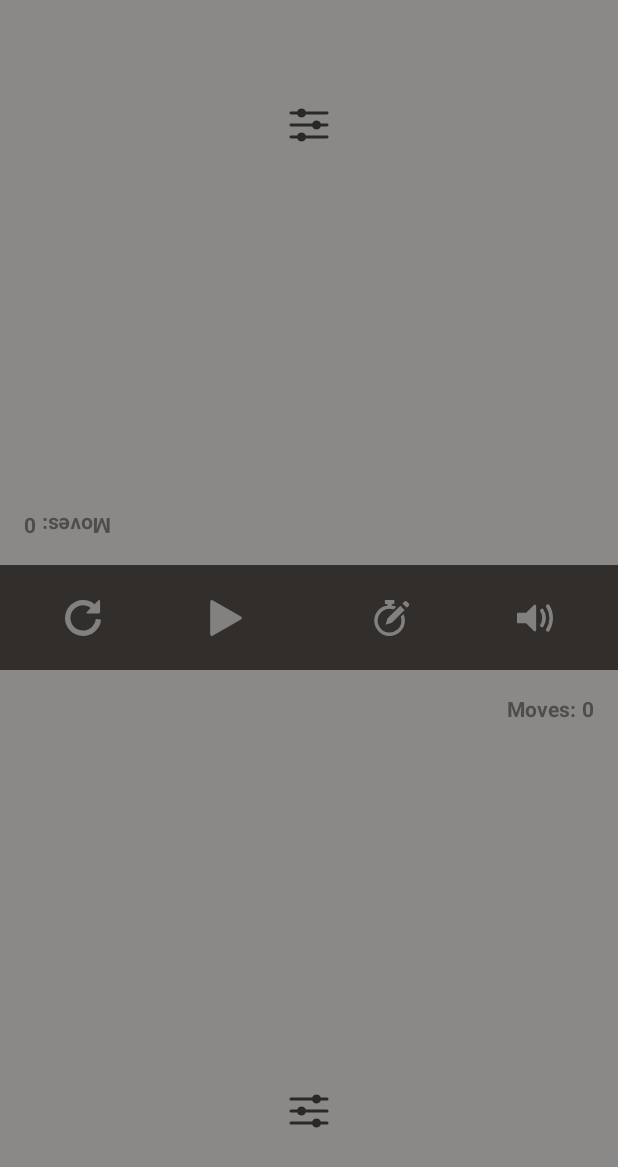
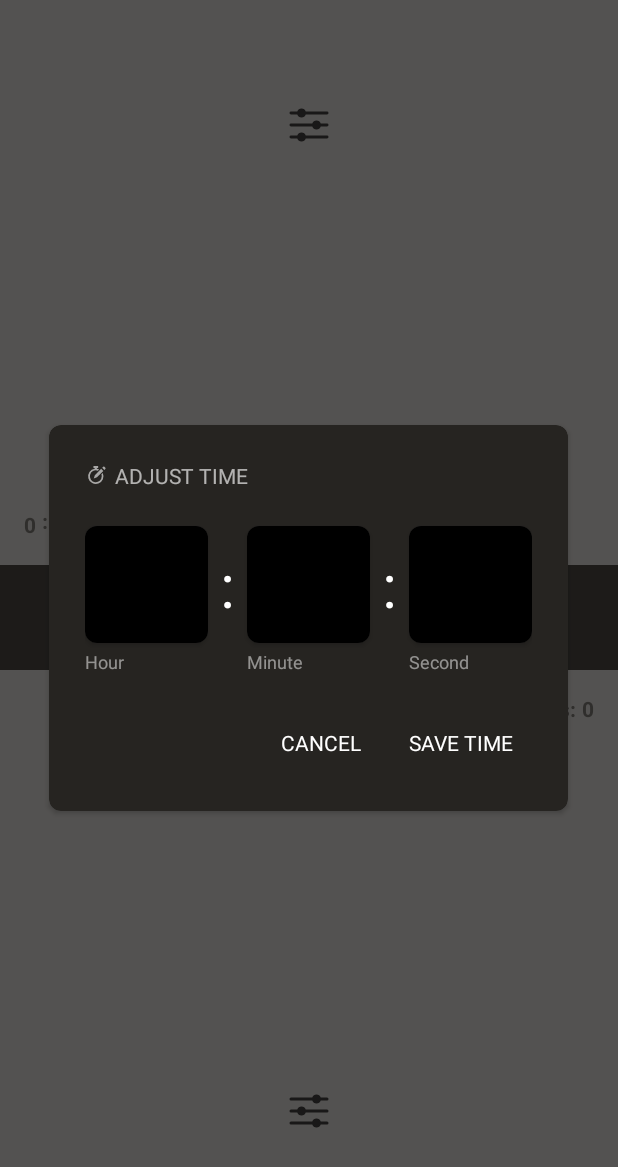
Before and after one commit to ChessCom/android-chessclock, an Android app: the screen it shows after launch (ClockTimersActivity), after a tap on an icon or button, on a phone screen of 412 x 824 dp. Shown: the top 1167 px of the screen. Run offline under Robolectric (Android 15) with nearby library versions, the phone set to English and light mode, and no system bars; 4 statements that could not run were skipped.

```diff
--- a/app/src/main/java/com/chess/clock/activities/ClockTimersActivity.java
+++ b/app/src/main/java/com/chess/clock/activities/ClockTimersActivity.java
@@ -23,6 +23,7 @@ import androidx.annotation.NonNull;
 import androidx.fragment.app.DialogFragment;
 
 import com.chess.clock.R;
+import com.chess.clock.dialog.AdjustTimeDialogFragment;
 import com.chess.clock.engine.CountDownTimer;
 import com.chess.clock.engine.Stage;
 import com.chess.clock.engine.TimeControlParser;
@@ -485,7 +486,10 @@ public class ClockTimersActivity extends BaseActivity {
 
             @Override
             public void onClickOptions() {
-// todo
+                Long currentTime = 0L;//todo
+                AdjustTimeDialogFragment
+                        .newInstance(currentTime, true)
+                        .show(getSupportFragmentManager(), AdjustTimeDialogFragment.TAG);
             }
         });
         playerTwoButton.setClockButtonClickListener(new ClockButton.ClockClickListener() {
@@ -496,7 +500,10 @@ public class ClockTimersActivity extends BaseActivity {
 
             @Override
             public void onClickOptions() {
-// todo
+                Long currentTime = 0L;//todo
+                AdjustTimeDialogFragment
+                        .newInstance(currentTime, false)
+                        .show(getSupportFragmentManager(), AdjustTimeDialogFragment.TAG);
             }
         });
         clockMenu.setListener(new ClockMenu.MenuClickListener() {
--- a/app/src/main/java/com/chess/clock/dialog/AdjustTimeDialogFragment.java
+++ b/app/src/main/java/com/chess/clock/dialog/AdjustTimeDialogFragment.java
@@ -1,4 +1,10 @@
 package com.chess.clock.dialog;
+
+import android.os.Bundle;
+import android.view.View;
+
+import androidx.annotation.NonNull;
+import androidx.annotation.Nullable;
 
 import com.chess.clock.R;
 
@@ -12,4 +18,30 @@ public class AdjustTimeDialogFragment extends FullScreenDialogFragment {
     int layoutRes() {
         return R.layout.dialog_fragment_adjust_time;
     }
+
+    @Override
+    public int bgColorRes() {
+        return R.color.black_40;
+    }
+
+    public static AdjustTimeDialogFragment newInstance(Long time, Boolean firstPlayer) {
+
+        Bundle args = new Bundle();
+        args.putBoolean(ARG_FIRST_PLAYER_KEY, firstPlayer);
+        args.putLong(ARG_TIME_KEY, time);
+
+        AdjustTimeDialogFragment fragment = new AdjustTimeDialogFragment();
+        fragment.setArguments(args);
+        return fragment;
+    }
+
+    @Override
+    public void onViewCreated(@NonNull View view, @Nullable Bundle savedInstanceState) {
+        super.onViewCreated(view, savedInstanceState);
+        view.findViewById(R.id.saveBtn).setOnClickListener(v -> {
+            // todo call activity interface
+            dismissAllowingStateLoss();
+        });
+        view.findViewById(R.id.cancelBtn).setOnClickListener(v -> dismissAllowingStateLoss());
+    }
 }
--- a/app/src/main/java/com/chess/clock/dialog/FullScreenDialogFragment.java
+++ b/app/src/main/java/com/chess/clock/dialog/FullScreenDialogFragment.java
@@ -18,6 +18,10 @@ import com.chess.clock.R;
 abstract class FullScreenDialogFragment extends DialogFragment {
     abstract int layoutRes();
 
+    public int bgColorRes(){
+        return R.color.windowBackground;
+    }
+
     @Nullable
     @Override
     public View onCreateView(@NonNull LayoutInflater inflater, @Nullable ViewGroup container, @Nullable Bundle savedInstanceState) {
@@ -32,7 +36,7 @@ abstract class FullScreenDialogFragment extends DialogFragment {
         content.setLayoutParams(new ViewGroup.LayoutParams(ViewGroup.LayoutParams.MATCH_PARENT, ViewGroup.LayoutParams.MATCH_PARENT));
         dialog.setContentView(content);
         dialog.getWindow().setBackgroundDrawable(
-                new ColorDrawable(ContextCompat.getColor(requireContext(), R.color.windowBackground))
+                new ColorDrawable(ContextCompat.getColor(requireContext(), bgColorRes()))
         );
         dialog.getWindow().setLayout(ViewGroup.LayoutParams.MATCH_PARENT, ViewGroup.LayoutParams.MATCH_PARENT);
         return dialog;
--- a/app/src/main/res/drawable/ic_edit_time_small.xml
+++ b/app/src/main/res/drawable/ic_edit_time_small.xml
@@ -1,15 +1,15 @@
 <vector xmlns:android="http://schemas.android.com/apk/res/android"
-    android:width="14dp"
-    android:height="14dp"
+    android:width="16dp"
+    android:height="16dp"
     android:autoMirrored="true"
     android:viewportWidth="32"
     android:viewportHeight="32">
     <path
-        android:fillAlpha="0.4"
+        android:fillAlpha="0.6"
         android:fillColor="#fff"
         android:pathData="m11.672,20.52 l4.293,-1.4 8.467,-8.48 -2.867,-2.88 -8.48,8.48 -1.413,4.28zM27.104,6.267l-0.586,-0.574 -0.6,-0.586a1.08,1.08 0,0 0,-0.84 -0.374,1.214 1.214,0 0,0 -0.894,0.374l-1.2,1.213 2.88,2.88 1.24,-1.2a1.186,1.186 0,0 0,0.36 -0.867,1.334 1.334,0 0,0 -0.36,-0.866z" />
     <path
-        android:fillAlpha="0.4"
+        android:fillAlpha="0.6"
         android:fillColor="#fff"
         android:pathData="M21.87,15.16a8,8 0,0 1,0.426 2.667,7.907 7.907,0 1,1 -5.226,-7.507l1.773,-1.773a10.414,10.414 0,0 0,-3.013 -0.92v-0.96h1.693V4H11.27v2.667h1.693V7.6a10.24,10.24 0,1 0,10.667 5.747l-1.76,1.813z" />
 </vector>
--- a/app/src/main/res/layout/dialog_fragment_adjust_time.xml
+++ b/app/src/main/res/layout/dialog_fragment_adjust_time.xml
@@ -4,7 +4,7 @@
     xmlns:tools="http://schemas.android.com/tools"
     android:layout_width="match_parent"
     android:layout_height="match_parent"
-    android:background="@color/white_65">
+    tools:background="@color/white_20">
 
     <androidx.cardview.widget.CardView
         android:layout_width="wrap_content"
@@ -19,27 +19,32 @@
             android:layout_margin="@dimen/margin_large">
 
             <TextView
+                android:id="@+id/titleTv"
                 android:layout_width="wrap_content"
                 android:layout_height="wrap_content"
                 android:layout_marginBottom="@dimen/margin_large"
+                android:drawablePadding="@dimen/margin_x_small"
                 android:text="@string/adjust_time"
                 android:textAllCaps="true"
                 android:textColor="@color/white_65"
                 android:textSize="@dimen/text_size_default"
-                app:drawableStart="@drawable/ic_edit_time_small"
+                app:drawableStartCompat="@drawable/ic_edit_time_small"
                 app:layout_constraintBottom_toTopOf="@id/hoursCard"
-                app:layout_constraintStart_toStartOf="@id/hoursCard" />
+                app:layout_constraintStart_toStartOf="@id/hoursCard"
+                app:layout_constraintTop_toTopOf="parent"
+                app:layout_constraintVertical_chainStyle="packed" />
 
             <androidx.cardview.widget.CardView
                 android:id="@+id/hoursCard"
                 android:layout_width="wrap_content"
                 android:layout_height="wrap_content"
                 app:cardCornerRadius="@dimen/default_radius"
-                app:layout_constraintBottom_toBottomOf="parent"
+                app:layout_constraintBottom_toBottomOf="@id/hourLabel"
                 app:layout_constraintEnd_toStartOf="@id/hourColon"
                 app:layout_constraintHorizontal_chainStyle="packed"
                 app:layout_constraintStart_toStartOf="parent"
-                app:layout_constraintTop_toTopOf="parent">
+                app:layout_constraintTop_toBottomOf="@id/titleTv"
+                app:layout_constraintVertical_chainStyle="packed">
 
                 <EditText
                     android:id="@+id/hoursEt"
@@ -69,11 +74,11 @@
                 android:layout_width="wrap_content"
                 android:layout_height="wrap_content"
                 app:cardCornerRadius="@dimen/default_radius"
-                app:layout_constraintBottom_toBottomOf="parent"
+                app:layout_constraintBottom_toBottomOf="@id/hoursCard"
                 app:layout_constraintEnd_toStartOf="@id/minutesColon"
                 app:layout_constraintHorizontal_chainStyle="packed"
                 app:layout_constraintStart_toEndOf="@id/hourColon"
-                app:layout_constraintTop_toTopOf="parent">
+                app:layout_constraintTop_toTopOf="@id/hoursCard">
 
                 <EditText
                     android:id="@+id/minutesEt"
@@ -103,11 +108,11 @@
                 android:layout_width="wrap_content"
                 android:layout_height="wrap_content"
                 app:cardCornerRadius="@dimen/default_radius"
-                app:layout_constraintBottom_toBottomOf="parent"
+                app:layout_constraintBottom_toBottomOf="@id/hoursCard"
                 app:layout_constraintEnd_toEndOf="parent"
                 app:layout_constraintHorizontal_chainStyle="packed"
                 app:layout_constraintStart_toEndOf="@id/minutesColon"
-                app:layout_constraintTop_toTopOf="parent">
+                app:layout_constraintTop_toTopOf="@id/hoursCard">
 
                 <EditText
                     android:id="@+id/secondsEt"
@@ -164,6 +169,7 @@
                 android:textAllCaps="true"
                 android:textColor="@color/white"
                 android:textSize="@dimen/text_size_default"
+                app:layout_constraintBottom_toBottomOf="parent"
                 app:layout_constraintEnd_toEndOf="@id/secondsCard"
                 app:layout_constraintTop_toBottomOf="@id/hourLabel" />
 
--- a/app/src/main/res/values/colors.xml
+++ b/app/src/main/res/values/colors.xml
@@ -2,6 +2,7 @@
 <resources>
     <!-- Common palette -->
     <color name="black">#000</color>
+    <color name="black_40">#66000000</color>
     <color name="black_65">#A6000000</color>
     <color name="blue">#0381b8</color>
     <color name="green">#7fa650</color>
```
